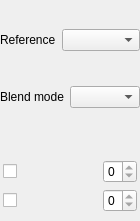
Before: the Qt Designer form app/ui/bucketoptionswidget.ui in 1220874621zp-debug/pencil-dream, drawn with Qt 5.
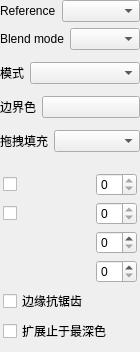
After: the same form once the commit is applied. Custom widgets are drawn as their Qt base class.

Patch:
```diff
--- a/app/ui/bucketoptionswidget.ui
+++ b/app/ui/bucketoptionswidget.ui
@@ -91,10 +91,91 @@
        </item>
       </layout>
      </item>
+     <item>
+      <layout class="QHBoxLayout" name="horizontalLayout_5">
+       <property name="bottomMargin">
+        <number>6</number>
+       </property>
+       <item>
+        <widget class="QLabel" name="regionModeLabel">
+         <property name="text">
+          <string>模式</string>
+         </property>
+        </widget>
+       </item>
+       <item>
+        <widget class="QComboBox" name="regionModeComboBox">
+         <property name="sizePolicy">
+          <sizepolicy hsizetype="Expanding" vsizetype="Fixed">
+           <horstretch>0</horstretch>
+           <verstretch>0</verstretch>
+          </sizepolicy>
+         </property>
+         <property name="toolTip">
+          <string>连续区域：填充点击处的封闭区域；相似颜色：填充全图中颜色相近的所有区域（Shift+点击临时使用）；到边界色：填充直到指定颜色为止；选区填充：填充活动选区（Alt+点击临时使用）</string>
+         </property>
+        </widget>
+       </item>
+      </layout>
+     </item>
+     <item>
+      <layout class="QHBoxLayout" name="horizontalLayout_6">
+       <property name="bottomMargin">
+        <number>6</number>
+       </property>
+       <item>
+        <widget class="QLabel" name="boundaryColorLabel">
+         <property name="text">
+          <string>边界色</string>
+         </property>
+        </widget>
+       </item>
+       <item>
+        <widget class="QPushButton" name="boundaryColorButton">
+         <property name="sizePolicy">
+          <sizepolicy hsizetype="Expanding" vsizetype="Fixed">
+           <horstretch>0</horstretch>
+           <verstretch>0</verstretch>
+          </sizepolicy>
+         </property>
+         <property name="toolTip">
+          <string>到边界色模式停止填充的颜色，通常为线稿颜色</string>
+         </property>
+        </widget>
+       </item>
+      </layout>
+     </item>
+     <item>
+      <layout class="QHBoxLayout" name="horizontalLayout_7">
+       <property name="bottomMargin">
+        <number>6</number>
+       </property>
+       <item>
+        <widget class="QLabel" name="dragModeLabel">
+         <property name="text">
+          <string>拖拽填充</string>
+         </property>
+        </widget>
+       </item>
+       <item>
+        <widget class="QComboBox" name="dragModeComboBox">
+         <property name="sizePolicy">
+          <sizepolicy hsizetype="Expanding" vsizetype="Fixed">
+           <horstretch>0</horstretch>
+           <verstretch>0</verstretch>
+          </sizepolicy>
+         </property>
+         <property name="toolTip">
+          <string>按住拖动时的填充行为：仅相似区域只填充与起笔处颜色相近的区域（适合线稿上色）；任意区域填充拖过的一切；不用则仅单击填充</string>
+         </property>
+        </widget>
+       </item>
+      </layout>
+     </item>
     </layout>
    </item>
    <item>
-    <layout class="QGridLayout" name="gridLayout" rowstretch="0,0" columnstretch="0,1,0">
+    <layout class="QGridLayout" name="gridLayout" rowstretch="0,0,0,0,0,0" columnstretch="0,1,0">
      <property name="sizeConstraint">
       <enum>QLayout::SetDefaultConstraint</enum>
      </property>
@@ -161,6 +242,66 @@
        </property>
       </widget>
      </item>
+     <item row="2" column="1">
+      <widget class="SpinSlider" name="closeGapSlider" native="true">
+       <property name="sizePolicy">
+        <sizepolicy hsizetype="Expanding" vsizetype="Preferred">
+         <horstretch>0</horstretch>
+         <verstretch>0</verstretch>
+        </sizepolicy>
+       </property>
+       <property name="toolTip">
+        <string>封闭线稿中不超过该像素数的缺口，防止填充物涌出（Krita 同款算法）</string>
+       </property>
+      </widget>
+     </item>
+     <item row="2" column="2">
+      <widget class="QSpinBox" name="closeGapSpinbox">
+       <property name="maximum">
+        <number>32</number>
+       </property>
+      </widget>
+     </item>
+     <item row="3" column="1">
+      <widget class="SpinSlider" name="featherSlider" native="true">
+       <property name="sizePolicy">
+        <sizepolicy hsizetype="Expanding" vsizetype="Preferred">
+         <horstretch>0</horstretch>
+         <verstretch>0</verstretch>
+        </sizepolicy>
+       </property>
+       <property name="toolTip">
+        <string>用高斯模糊羽化填充边缘</string>
+       </property>
+      </widget>
+     </item>
+     <item row="3" column="2">
+      <widget class="QSpinBox" name="featherSpinbox">
+       <property name="maximum">
+        <number>40</number>
+       </property>
+      </widget>
+     </item>
+     <item row="4" column="0" colspan="3">
+      <widget class="QCheckBox" name="antialiasCheckbox">
+       <property name="text">
+        <string>边缘抗锯齿</string>
+       </property>
+       <property name="toolTip">
+        <string>平滑填充边缘的锯齿（与羽化互斥，羽化优先）</string>
+       </property>
+      </widget>
+     </item>
+     <item row="5" column="0" colspan="3">
+      <widget class="QCheckBox" name="growStopDarkestCheckbox">
+       <property name="text">
+        <string>扩展止于最深色</string>
+       </property>
+       <property name="toolTip">
+        <string>扩展填充时遇到更深或更不透明的线稿像素即停止，避免越过线条</string>
+       </property>
+      </widget>
+     </item>
     </layout>
    </item>
   </layout>
```
